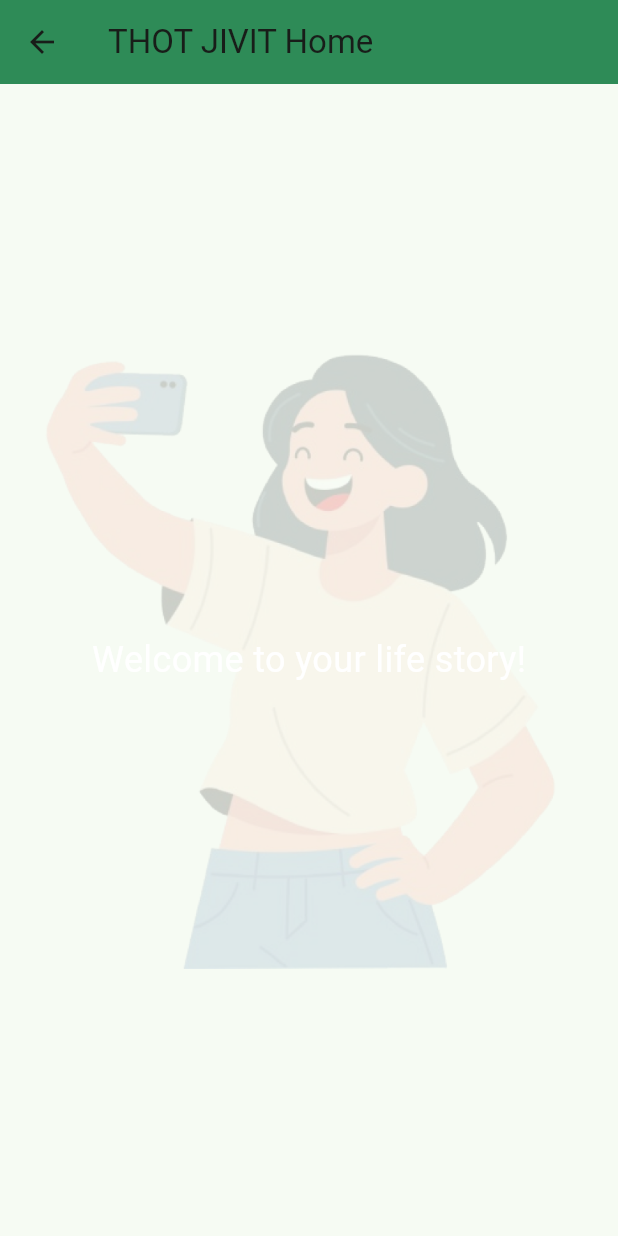
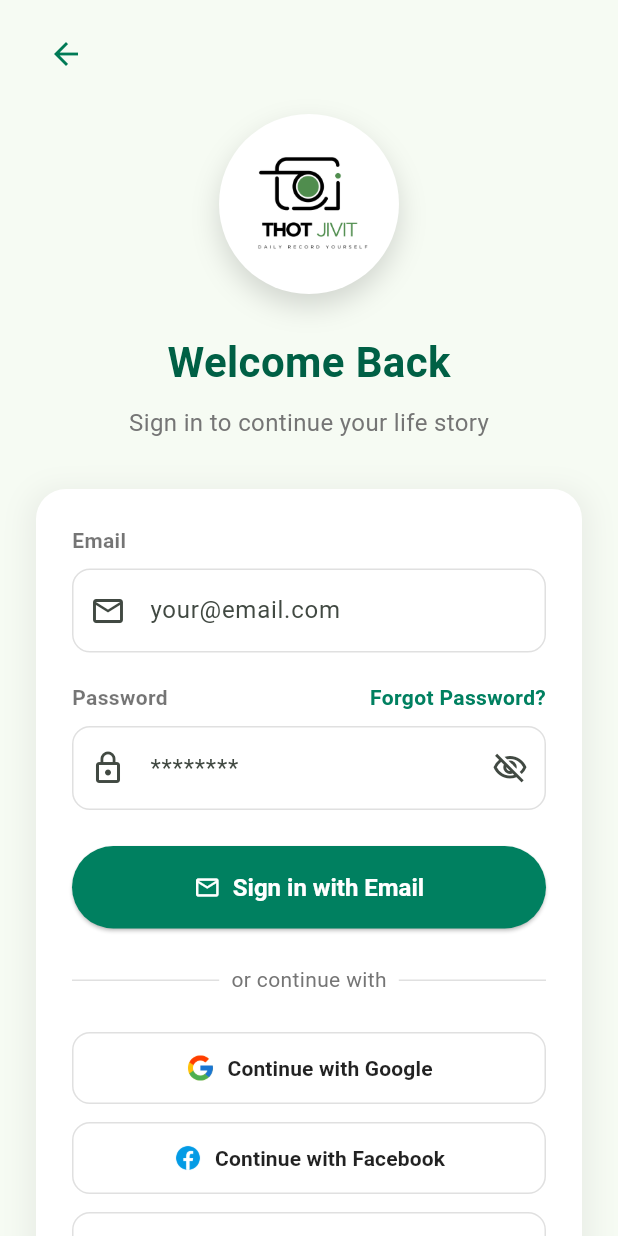
Before and after one commit to fallingstaa/Thort_Jivit, a Flutter app: the screen it shows after launch, after a tap on "Sign In", on a phone screen of 412 x 824 dp. Run offline on Flutter 3.47's test engine with Material 3 defaults, Android fonts, the light colour scheme and no system bars.

Commit message:
WelcomePage and LoginPage

```diff
--- a/lib/app.dart
+++ b/lib/app.dart
@@ -1,8 +1,7 @@
 import 'package:flutter/material.dart';
 import 'package:thort_jivit/screen/welcome.dart'; // Ensure correct path
 
-// Define a consistent brand color based on the design
-const Color primaryBrandGreen = Color(0xFF2E8B57); // Forest Green
+import 'package:thort_jivit/theme.dart';
 
 class App extends StatelessWidget {
   const App({super.key});
--- /dev/null
+++ b/lib/screen/SignInScreen.dart
@@ -0,0 +1,337 @@
+import 'package:flutter/gestures.dart';
+import 'package:flutter/material.dart';
+
+class SignInScreen extends StatefulWidget {
+  const SignInScreen({super.key});
+
+  @override
+  State<SignInScreen> createState() => _SignInScreenState();
+}
+
+class _SignInScreenState extends State<SignInScreen> {
+  bool _isPasswordVisible = false;
+
+  @override
+  Widget build(BuildContext context) {
+    return Scaffold(
+      body: SafeArea(
+        child: SingleChildScrollView(
+          padding: const EdgeInsets.symmetric(horizontal: 24.0, vertical: 16.0),
+          child: Column(
+            crossAxisAlignment: CrossAxisAlignment.start,
+            children: [
+              _buildAppBar(),
+              const SizedBox(height: 20),
+              _buildHeader(),
+              const SizedBox(height: 32),
+              _buildSignInForm(),
+              const SizedBox(height: 24),
+              _buildFooter(),
+            ],
+          ),
+        ),
+      ),
+    );
+  }
+
+  Widget _buildAppBar() {
+    return InkWell(
+      onTap: () {
+        if (Navigator.canPop(context)) {
+          Navigator.of(context).pop();
+        }
+      },
+      borderRadius: BorderRadius.circular(12),
+      child: Container(
+        padding: const EdgeInsets.all(8),
+        decoration: BoxDecoration(
+          borderRadius: BorderRadius.circular(12),
+        ),
+        child: const Icon(Icons.arrow_back, color: Color(0xFF007A55)),
+      ),
+    );
+  }
+
+  Widget _buildHeader() {
+    return Center(
+      child: Column(
+        children: [
+          // Logo
+          Container(
+      width: 120,
+      height: 120,
+      padding: const EdgeInsets.all(4),
+      decoration: BoxDecoration(
+        color: Colors.white,
+        shape: BoxShape.circle,
+        boxShadow: [
+          BoxShadow(
+            color: Colors.black.withAlpha((255 * 0.15).round()),
+            blurRadius: 15,
+            offset: const Offset(0, 8),
+          ),
+        ],
+      ),
+      child: ClipOval(
+        child: Image.asset('assets/images/THOT.png', fit: BoxFit.contain),
+      ),
+    ),
+          const SizedBox(height: 24),
+          const Text(
+            'Welcome Back',
+            style: TextStyle(
+              fontSize: 28,
+              fontWeight: FontWeight.bold,
+              color: Color(0xFF006045),
+            ),
+          ),
+          const SizedBox(height: 8),
+          Text(
+            'Sign in to continue your life story',
+            style: TextStyle(
+              fontSize: 16,
+              color: Colors.grey.shade600,
+            ),
+          ),
+        ],
+      ),
+    );
+  }
+
+  Widget _buildSignInForm() {
+    return Container(
+      padding: const EdgeInsets.all(24.0),
+      decoration: BoxDecoration(
+        color: Colors.white,
+        borderRadius: BorderRadius.circular(20),
+        boxShadow: [
+          BoxShadow(
+            color: Colors.grey.withAlpha((255 * 0.15).round()),
+            spreadRadius: 5,
+            blurRadius: 15,
+            offset: const Offset(0, 5),
+          ),
+        ],
+      ),
+      child: Column(
+        crossAxisAlignment: CrossAxisAlignment.start,
+        children: [
+          const Text('Email', style: TextStyle(fontWeight: FontWeight.w600, color: Colors.black54)),
+          const SizedBox(height: 8),
+          _buildTextField(hint: 'your@email.com', icon: Icons.email_outlined),
+
+          const SizedBox(height: 20),
+
+          _buildPasswordHeader(),
+          const SizedBox(height: 8),
+          _buildPasswordField(),
+
+          const SizedBox(height: 24),
+
+          _buildSignInButton(),
+
+          const SizedBox(height: 24),
+          _buildDivider(),
+          const SizedBox(height: 24),
+
+          _buildSocialLoginButtons(),
+        ],
+      ),
+    );
+  }
+
+
+  Widget _buildFooter() {
+    return Center(
+      child: Column(
+        children: [
+          GestureDetector(
+            onTap: () {
+            },
+            child: const Text(
+              'Back to welcome screen',
+              style: TextStyle(
+                color: Color(0xFF008060),
+                fontWeight: FontWeight.w600,
+              ),
+            ),
+          ),
+        ],
+      ),
+    );
+  }
+
+
+  Widget _buildPasswordHeader() {
+    return Row(
+      mainAxisAlignment: MainAxisAlignment.spaceBetween,
+      children: [
+        const Text('Password', style: TextStyle(fontWeight: FontWeight.w600, color: Colors.black54)),
+        GestureDetector(
+          onTap: () {
+          },
+          child: const Text(
+            'Forgot Password?',
+            style: TextStyle(
+              color: Color(0xFF008060),
+              fontWeight: FontWeight.w600,
+            ),
+          ),
+        ),
+      ],
+    );
+  }
+
+  Widget _buildTextField({required String hint, required IconData icon, bool isPassword = false}) {
+    return TextField(
+      obscureText: isPassword,
+      decoration: InputDecoration(
+        hintText: hint,
+        prefixIcon: Icon(icon),
+        border: OutlineInputBorder(
+          borderRadius: BorderRadius.circular(12),
+          borderSide: BorderSide(color: Colors.grey.shade300),
+        ),
+        enabledBorder: OutlineInputBorder(
+          borderRadius: BorderRadius.circular(12),
+          borderSide: BorderSide(color: Colors.grey.shade300),
+        ),
+      ),
+    );
+  }
+
+  Widget _buildPasswordField() {
+    return TextField(
+      obscureText: !_isPasswordVisible,
+      decoration: InputDecoration(
+        hintText: '********',
+        prefixIcon: const Icon(Icons.lock_outline),
+        suffixIcon: IconButton(
+          icon: Icon(
+            _isPasswordVisible ? Icons.visibility_outlined : Icons.visibility_off_outlined,
+          ),
+          onPressed: () {
+            setState(() {
+              _isPasswordVisible = !_isPasswordVisible;
+            });
+          },
+        ),
+        border: OutlineInputBorder(
+          borderRadius: BorderRadius.circular(12),
+          borderSide: BorderSide(color: Colors.grey.shade300),
+        ),
+        enabledBorder: OutlineInputBorder(
+          borderRadius: BorderRadius.circular(12),
+          borderSide: BorderSide(color: Colors.grey.shade300),
+        ),
+      ),
+    );
+  }
+
+  Widget _buildSignInButton() {
+    return SizedBox(
+      width: double.infinity,
+      child: ElevatedButton.icon(
+        onPressed: () {},
+        icon: const Icon(Icons.email_outlined, color: Colors.white),
+        label: const Text(
+          'Sign in with Email',
+          style: TextStyle(fontSize: 16, fontWeight: FontWeight.bold, color: Colors.white ),
+        ),
+        style: ElevatedButton.styleFrom(
+          backgroundColor: const Color(0xFF008060),
+          padding: const EdgeInsets.symmetric(vertical: 16),
+          shape: RoundedRectangleBorder(
+            borderRadius: BorderRadius.circular(500),
+          ),
+        ),
+      ),
+    );
+  }
+
+  Widget _buildDivider() {
+    return Row(
+      children: [
+        Expanded(child: Divider(color: Colors.grey.shade300)),
+        Padding(
+          padding: const EdgeInsets.symmetric(horizontal: 8.0),
+          child: Text('or continue with', style: TextStyle(color: Colors.grey.shade600)),
+        ),
+        Expanded(child: Divider(color: Colors.grey.shade300)),
+      ],
+    );
+  }
+
+  Widget _buildSocialLoginButtons() {
+    return Column(
+      children: [
+        _buildSocialButton(
+          label: 'Continue with Google',
+          iconAsset: 'assets/images/icons8-google-48.png',
+          onPressed: () {},
+        ),
+        const SizedBox(height: 12),
+        _buildSocialButton(
+          label: 'Continue with Facebook',
+          iconAsset: 'assets/images/icons8-facebook-logo-48.png',
+          onPressed: () {},
+        ),
+        const SizedBox(height: 12),
+        _buildSocialButton(
+          isIconData: true,
+          iconData: Icons.person_outline,
+          label: 'Continue as Guest',
+          onPressed: () {},
+        ),
+        const SizedBox(height: 24),
+        RichText(
+          text: TextSpan(
+            style: TextStyle(color: Colors.grey.shade600, fontSize: 14),
+            children: [
+              const TextSpan(text: "Don't have an account? "),
+              TextSpan(
+                text: 'Sign up',
+                style: const TextStyle(
+                  color: Color(0xFF008060),
+                  fontWeight: FontWeight.bold,
+                ),
+                recognizer: TapGestureRecognizer()
+                  ..onTap = () {
+                  },
+              ),
+            ],
+          ),
+        ),
+      ],
+    );
+  }
+
+  Widget _buildSocialButton({
+    required String label,
+    String? iconAsset,
+    IconData? iconData,
+    bool isIconData = false,
+    required VoidCallback onPressed,
+  }) {
+    return SizedBox(
+      width: double.infinity,
+      child: OutlinedButton.icon(
+        onPressed: onPressed,
+        icon: isIconData
+            ? Icon(iconData, color: Colors.black54)
+            : Image.asset(iconAsset!, height: 20),
+        label: Text(
+          label,
+          style: const TextStyle(color: Colors.black87, fontWeight: FontWeight.w600),
+        ),
+        style: OutlinedButton.styleFrom(
+          padding: const EdgeInsets.symmetric(vertical: 14),
+          side: BorderSide(color: Colors.grey.shade300),
+          shape: RoundedRectangleBorder(
+            borderRadius: BorderRadius.circular(12),
+          ),
+        ),
+      ),
+    );
+  }
+}
--- a/lib/screen/home_screen.dart
+++ /dev/null
@@ -1,31 +0,0 @@
-import 'package:flutter/material.dart';
-
-class HomeScreen extends StatelessWidget {
-  const HomeScreen({super.key});
-
-  @override
-  Widget build(BuildContext context) {
-    return Scaffold(
-      appBar: AppBar(
-        title: const Text('THOT JIVIT Home'),
-        backgroundColor: Theme.of(context).primaryColor,
-      ),
-      body: Stack(
-        children: <Widget>[
-          Center(
-            child: Image.asset(
-              'assets/images/image.png',
-              fit: BoxFit.cover,
-            ),
-          ),
-          const Center(
-            child: Text(
-              'Welcome to your life story!',
-              style: TextStyle(fontSize: 24, color: Colors.white),
-            ),
-          ),
-        ],
-      ),
-    );
-  }
-}
--- a/lib/screen/welcome.dart
+++ b/lib/screen/welcome.dart
@@ -1,15 +1,10 @@
 import 'package:flutter/material.dart';
-import 'package:thort_jivit/screen/home_screen.dart';
+import 'package:thort_jivit/screen/SignInScreen.dart';
 
-// --- Custom Background Painter Class (Corrected) ---
 class WelcomeBackgroundPainter extends CustomPainter {
   @override
   void paint(Canvas canvas, Size size) {
-    // Define the primary green color from the theme.
-    // NOTE: This painter doesn't have access to 'context', so we have to define a color.
-    // Let's use a sample green. Replace with your actual brand color if needed.
 
-    // --- FIX: Added Paint and drawPath for the top curve ---
 
     final path1 = Path();
     path1.moveTo(size.width, 0);
@@ -25,7 +20,6 @@ class WelcomeBackgroundPainter extends CustomPainter {
     path1.lineTo(size.width, size.height * 0.3);
     path1.close();
 
-    // Bottom illustration base (off-white/pale color)
     final Paint paint2 =
         Paint()
           ..color = const Color(0xFFF0F4F6)
@@ -63,7 +57,7 @@ class WelcomeScreen extends StatelessWidget {
         shape: BoxShape.circle,
         boxShadow: [
           BoxShadow(
-            color: Colors.black.withOpacity(0.15),
+            color: Colors.black.withAlpha((255 * 0.15).round()),
             blurRadius: 15,
             offset: const Offset(0, 8),
           ),
@@ -85,8 +79,8 @@ class WelcomeScreen extends StatelessWidget {
         children: [
           Center(
             child: Container(
-              width: 600, // Or any width you want
-              height: 750, // Or any height you want
+              width: 600,
+              height: 750,
               decoration: const BoxDecoration(
                 image: DecorationImage(
                   image: AssetImage("assets/images/image.png"),
@@ -97,7 +91,6 @@ class WelcomeScreen extends StatelessWidget {
               ),
             ),
           ),
-          // CustomPaint(size: screenSize, painter: WelcomeBackgroundPainter()),
 
           SingleChildScrollView(
             child: Container(
@@ -124,7 +117,6 @@ class WelcomeScreen extends StatelessWidget {
                   ),
                   const SizedBox(height: 16),
 
-                  // Main tagline
                   const Text(
                     'Capture your life, one moment at',
                     textAlign: TextAlign.center,
@@ -159,7 +151,7 @@ class WelcomeScreen extends StatelessWidget {
                         Navigator.push(
                           context,
                           MaterialPageRoute(
-                            builder: (context) => const HomeScreen(),
+                            builder: (context) => const SignInScreen(),
                           ),
                         );
                       },
@@ -181,12 +173,10 @@ class WelcomeScreen extends StatelessWidget {
                   ),
                   const SizedBox(height: 16),
 
-                  // Create Account Button
                   SizedBox(
                     height: 56,
                     child: OutlinedButton(
                       onPressed: () {
-                        // TODO: Navigate to Create Account screen
                       },
                       style: OutlinedButton.styleFrom(
                         side: BorderSide(color: primaryBrandGreen, width: 2),
@@ -206,7 +196,6 @@ class WelcomeScreen extends StatelessWidget {
                   ),
                   const SizedBox(height: 48),
 
-                  // Terms and Policy text
                   const Padding(
                     padding: EdgeInsets.only(bottom: 24),
                     child: Text(
--- /dev/null
+++ b/lib/theme.dart
@@ -0,0 +1,3 @@
+import 'package:flutter/material.dart';
+
+const Color primaryBrandGreen = Color(0xFF2E8B57);
```
Also changed, not shown: assets/images/icons8-facebook-logo-48.png (added), assets/images/icons8-google-48.png (added), lib/main.dart (line endings or trailing spaces), 6 other files.
